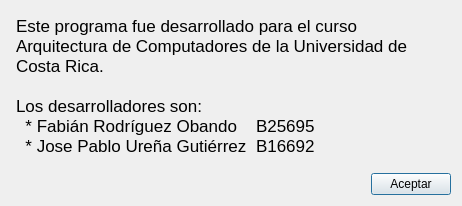
Qt form info.ui (SlyJose/Proyecto---Arquitectura-CPU) before a commit.
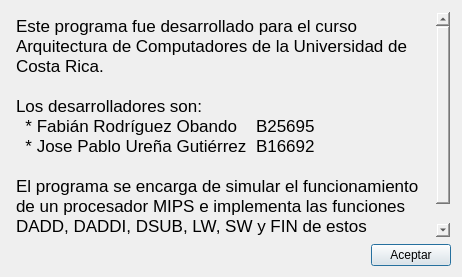
The same form after that commit.

Commit message: Pequeños ajustes de interfaz

Diff of the .ui file:
```diff
--- a/info.ui
+++ b/info.ui
@@ -7,7 +7,7 @@
     <x>0</x>
     <y>0</y>
     <width>462</width>
-    <height>206</height>
+    <height>277</height>
    </rect>
   </property>
   <property name="windowTitle">
@@ -30,11 +30,13 @@
 &lt;html&gt;&lt;head&gt;&lt;meta name=&quot;qrichtext&quot; content=&quot;1&quot; /&gt;&lt;style type=&quot;text/css&quot;&gt;
 p, li { white-space: pre-wrap; }
 &lt;/style&gt;&lt;/head&gt;&lt;body style=&quot; font-family:'.Helvetica Neue DeskInterface'; font-size:13pt; font-weight:400; font-style:normal;&quot;&gt;
-&lt;p style=&quot; margin-top:0px; margin-bottom:0px; margin-left:0px; margin-right:0px; -qt-block-indent:0; text-indent:0px;&quot;&gt;Este programa fue desarrollado para el curso Arquitectura de Computadores de la Universidad de Costa Rica.&lt;/p&gt;
-&lt;p style=&quot;-qt-paragraph-type:empty; margin-top:0px; margin-bottom:0px; margin-left:0px; margin-right:0px; -qt-block-indent:0; text-indent:0px;&quot;&gt;&lt;br /&gt;&lt;/p&gt;
-&lt;p style=&quot; margin-top:0px; margin-bottom:0px; margin-left:0px; margin-right:0px; -qt-block-indent:0; text-indent:0px;&quot;&gt;Los desarrolladores son:&lt;/p&gt;
-&lt;p style=&quot; margin-top:0px; margin-bottom:0px; margin-left:0px; margin-right:0px; -qt-block-indent:0; text-indent:0px;&quot;&gt;  * Fabián Rodríguez Obando	B25695&lt;/p&gt;
-&lt;p style=&quot; margin-top:0px; margin-bottom:0px; margin-left:0px; margin-right:0px; -qt-block-indent:0; text-indent:0px;&quot;&gt;  * Jose Pablo Ureña Gutiérrez	B16692&lt;/p&gt;&lt;/body&gt;&lt;/html&gt;</string>
+&lt;p style=&quot; margin-top:0px; margin-bottom:0px; margin-left:0px; margin-right:0px; -qt-block-indent:0; text-indent:0px;&quot;&gt;&lt;span style=&quot; color:#000000;&quot;&gt;Este programa fue desarrollado para el curso Arquitectura de Computadores de la Universidad de Costa Rica.&lt;/span&gt;&lt;/p&gt;
+&lt;p style=&quot;-qt-paragraph-type:empty; margin-top:0px; margin-bottom:0px; margin-left:0px; margin-right:0px; -qt-block-indent:0; text-indent:0px; color:#000000;&quot;&gt;&lt;br /&gt;&lt;/p&gt;
+&lt;p style=&quot; margin-top:0px; margin-bottom:0px; margin-left:0px; margin-right:0px; -qt-block-indent:0; text-indent:0px;&quot;&gt;&lt;span style=&quot; color:#000000;&quot;&gt;Los desarrolladores son:&lt;/span&gt;&lt;/p&gt;
+&lt;p style=&quot; margin-top:0px; margin-bottom:0px; margin-left:0px; margin-right:0px; -qt-block-indent:0; text-indent:0px;&quot;&gt;&lt;span style=&quot; color:#000000;&quot;&gt;  * Fabián Rodríguez Obando	B25695&lt;/span&gt;&lt;/p&gt;
+&lt;p style=&quot; margin-top:0px; margin-bottom:0px; margin-left:0px; margin-right:0px; -qt-block-indent:0; text-indent:0px;&quot;&gt;&lt;span style=&quot; color:#000000;&quot;&gt;  * Jose Pablo Ureña Gutiérrez	B16692&lt;/span&gt;&lt;/p&gt;
+&lt;p style=&quot;-qt-paragraph-type:empty; margin-top:0px; margin-bottom:0px; margin-left:0px; margin-right:0px; -qt-block-indent:0; text-indent:0px; color:#000000;&quot;&gt;&lt;br /&gt;&lt;/p&gt;
+&lt;p style=&quot; margin-top:0px; margin-bottom:0px; margin-left:0px; margin-right:0px; -qt-block-indent:0; text-indent:0px;&quot;&gt;&lt;span style=&quot; color:#000000;&quot;&gt;El programa se encarga de simular el funcionamiento de un procesador MIPS e implementa las funciones DADD, DADDI, DSUB, LW, SW y FIN de estos procesadores.&lt;/span&gt;&lt;/p&gt;&lt;/body&gt;&lt;/html&gt;</string>
      </property>
     </widget>
    </item>
```
The commit also changes 3 other files.
